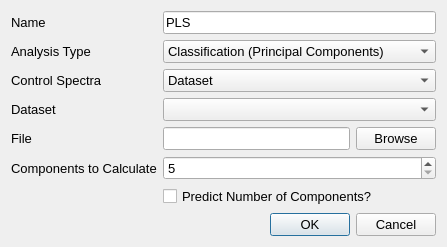
Above: Vespucci/GUI/Analysis/plsdialog.ui from VespucciProject/Vespucci before the change. Below: the same form after it.
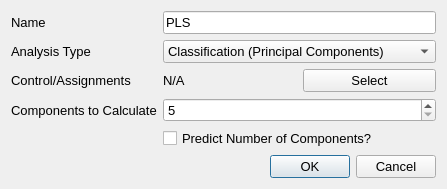
That is the form after the change.

Commit message: MatrixSelectionDialog fixes that didn't work, MapPlot fixes that did. Opened interface for PLSDA and PLS calibration.

The edit to the form file:
```diff
--- a/Vespucci/GUI/Analysis/plsdialog.ui
+++ b/Vespucci/GUI/Analysis/plsdialog.ui
@@ -7,7 +7,7 @@
     <x>0</x>
     <y>0</y>
     <width>447</width>
-    <height>243</height>
+    <height>187</height>
    </rect>
   </property>
   <property name="font">
@@ -58,77 +58,50 @@
    <item row="2" column="0">
     <widget class="QLabel" name="controlTypeLabel">
      <property name="text">
-      <string>Control Spectra</string>
+      <string>Control/Assignments</string>
      </property>
     </widget>
    </item>
    <item row="2" column="1">
-    <widget class="QComboBox" name="controlTypeComboBox">
-     <item>
-      <property name="text">
-       <string>Dataset</string>
-      </property>
-     </item>
-     <item>
-      <property name="text">
-       <string>File</string>
-      </property>
-     </item>
-    </widget>
-   </item>
-   <item row="3" column="0">
-    <widget class="QLabel" name="datasetLabel">
-     <property name="text">
-      <string>Dataset</string>
-     </property>
-    </widget>
-   </item>
-   <item row="3" column="1">
-    <widget class="QComboBox" name="datasetComboBox"/>
-   </item>
-   <item row="4" column="0">
-    <widget class="QLabel" name="fileLabel">
-     <property name="text">
-      <string>File</string>
-     </property>
-    </widget>
-   </item>
-   <item row="4" column="1">
     <layout class="QHBoxLayout" name="horizontalLayout">
      <item>
-      <widget class="QLineEdit" name="fileLineEdit"/>
+      <widget class="QLabel" name="matrixDisplayLabel">
+       <property name="text">
+        <string>N/A</string>
+       </property>
+      </widget>
      </item>
      <item>
       <widget class="QPushButton" name="browsePushButton">
        <property name="text">
-        <string>Browse</string>
+        <string>Select</string>
        </property>
       </widget>
      </item>
     </layout>
    </item>
-   <item row="5" column="0">
+   <item row="3" column="0">
     <widget class="QLabel" name="componentsLabel">
      <property name="text">
       <string>Components to Calculate</string>
      </property>
     </widget>
    </item>
-   <item row="5" column="1">
+   <item row="3" column="1">
     <widget class="QSpinBox" name="componentsSpinBox">
      <property name="minimum">
       <number>5</number>
      </property>
     </widget>
    </item>
-   <item row="6" column="1">
+   <item row="4" column="1">
     <widget class="QCheckBox" name="predictionCheckBox">
      <property name="text">
       <string>Predict Number of Components?</string>
      </property>
     </widget>
    </item>
-   <item row="7" column="0" colspan="2">
+   <item row="5" column="0" colspan="2">
     <widget class="QDialogButtonBox" name="buttonBox">
      <property name="standardButtons">
       <set>QDialogButtonBox::Cancel|QDialogButtonBox::Ok</set>
```
Left out of the diff: 14 changed lines with no effect on the pictures. The commit also changes 27 other files.
